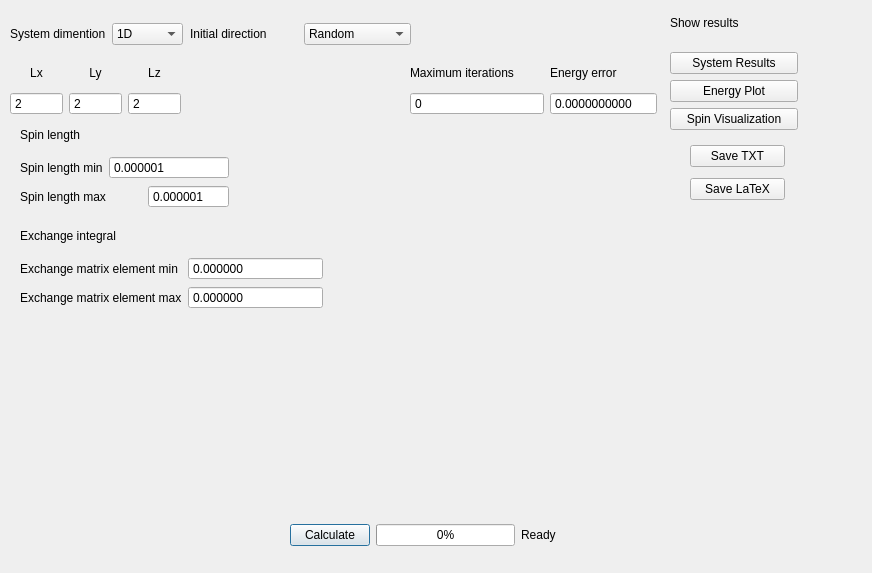
Qt form FaustSpin/UrFaustGUI_TEST_1/parameters_dialog.ui (MadComputationalPhys2003/Progect_Gonchar) before a commit.
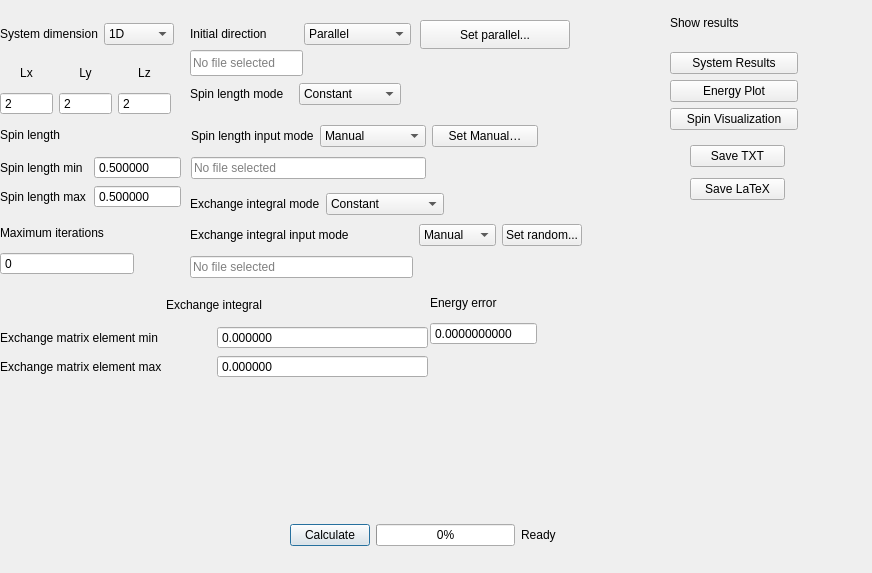
The same form after that commit.

```diff
--- a/FaustSpin/UrFaustGUI_TEST_1/parameters_dialog.ui
+++ b/FaustSpin/UrFaustGUI_TEST_1/parameters_dialog.ui
@@ -16,9 +16,9 @@
   <widget class="QWidget" name="layoutWidget">
    <property name="geometry">
     <rect>
-     <x>10</x>
+     <x>0</x>
      <y>20</y>
-     <width>173</width>
+     <width>174</width>
      <height>28</height>
     </rect>
    </property>
@@ -26,7 +26,7 @@
     <item row="0" column="0">
      <widget class="QLabel" name="label">
       <property name="text">
-       <string>System dimention</string>
+       <string>System dimension</string>
       </property>
      </widget>
     </item>
@@ -54,7 +54,7 @@
   <widget class="QWidget" name="layoutWidget">
    <property name="geometry">
     <rect>
-     <x>10</x>
+     <x>0</x>
      <y>60</y>
      <width>171</width>
      <height>55</height>
@@ -134,7 +134,7 @@
     <item row="0" column="1">
      <widget class="QComboBox" name="InitialDirectionComboBox">
       <property name="currentIndex">
-       <number>1</number>
+       <number>0</number>
       </property>
       <item>
        <property name="text">
@@ -146,6 +146,16 @@
         <string>Random</string>
        </property>
       </item>
+      <item>
+       <property name="text">
+        <string>File</string>
+       </property>
+      </item>
+      <item>
+       <property name="text">
+        <string>Manual</string>
+       </property>
+      </item>
      </widget>
     </item>
    </layout>
@@ -153,19 +163,8 @@
   <widget class="QWidget" name="layoutWidget">
    <property name="geometry">
     <rect>
-     <x>190</x>
-     <y>60</y>
-     <width>77</width>
-     <height>55</height>
-    </rect>
-   </property>
-   <layout class="QGridLayout" name="gridLayout_4"/>
-  </widget>
-  <widget class="QWidget" name="layoutWidget">
-   <property name="geometry">
-    <rect>
-     <x>410</x>
-     <y>60</y>
+     <x>0</x>
+     <y>220</y>
      <width>134</width>
      <height>55</height>
     </rect>
@@ -193,21 +192,14 @@
   <widget class="QWidget" name="layoutWidget">
    <property name="geometry">
     <rect>
-     <x>550</x>
-     <y>60</y>
+     <x>430</x>
+     <y>290</y>
      <width>107</width>
      <height>55</height>
     </rect>
    </property>
    <layout class="QGridLayout" name="gridLayout_7">
-    <item row="0" column="0">
-     <widget class="QLabel" name="label_9">
-      <property name="text">
-       <string>Energy error</string>
-      </property>
-     </widget>
-    </item>
-    <item row="1" column="0">
+    <item row="2" column="0">
      <widget class="QDoubleSpinBox" name="EnergyErrorDoubleSpinBox">
       <property name="buttonSymbols">
        <enum>QAbstractSpinBox::ButtonSymbols::NoButtons</enum>
@@ -220,6 +212,13 @@
       </property>
      </widget>
     </item>
+    <item row="1" column="0">
+     <widget class="QLabel" name="label_9">
+      <property name="text">
+       <string>Energy error</string>
+      </property>
+     </widget>
+    </item>
    </layout>
   </widget>
   <widget class="QWidget" name="layoutWidget">
@@ -295,17 +294,111 @@
     </item>
    </layout>
   </widget>
+  <widget class="QPushButton" name="initialDirectionSettingsButton">
+   <property name="geometry">
+    <rect>
+     <x>420</x>
+     <y>20</y>
+     <width>150</width>
+     <height>29</height>
+    </rect>
+   </property>
+   <property name="minimumSize">
+    <size>
+     <width>150</width>
+     <height>0</height>
+    </size>
+   </property>
+   <property name="text">
+    <string>Set parallel...</string>
+   </property>
+  </widget>
+  <widget class="QWidget" name="layoutWidget">
+   <property name="geometry">
+    <rect>
+     <x>690</x>
+     <y>140</y>
+     <width>95</width>
+     <height>67</height>
+    </rect>
+   </property>
+   <layout class="QGridLayout" name="gridLayout_11">
+    <item row="0" column="0">
+     <widget class="QPushButton" name="saveTxtButton">
+      <property name="text">
+       <string>Save TXT</string>
+      </property>
+     </widget>
+    </item>
+    <item row="1" column="0">
+     <widget class="QPushButton" name="saveTexButton">
+      <property name="text">
+       <string>Save LaTeX</string>
+      </property>
+     </widget>
+    </item>
+   </layout>
+  </widget>
+  <widget class="QLineEdit" name="initialDirectionFileLineEdit">
+   <property name="geometry">
+    <rect>
+     <x>190</x>
+     <y>50</y>
+     <width>113</width>
+     <height>26</height>
+    </rect>
+   </property>
+   <property name="readOnly">
+    <bool>true</bool>
+   </property>
+   <property name="placeholderText">
+    <string>No file selected</string>
+   </property>
+  </widget>
   <widget class="QWidget" name="">
    <property name="geometry">
     <rect>
-     <x>20</x>
+     <x>190</x>
+     <y>80</y>
+     <width>211</width>
+     <height>28</height>
+    </rect>
+   </property>
+   <layout class="QGridLayout" name="gridLayout_4">
+    <item row="0" column="0">
+     <widget class="QLabel" name="label_15">
+      <property name="text">
+       <string>Spin length mode</string>
+      </property>
+     </widget>
+    </item>
+    <item row="0" column="1">
+     <widget class="QComboBox" name="spinLengthModeComboBox">
+      <item>
+       <property name="text">
+        <string>Constant</string>
+       </property>
+      </item>
+      <item>
+       <property name="text">
+        <string>Different</string>
+       </property>
+      </item>
+     </widget>
+    </item>
+   </layout>
+  </widget>
+  <widget class="QWidget" name="">
+   <property name="geometry">
+    <rect>
+     <x>0</x>
      <y>120</y>
-     <width>209</width>
+     <width>181</width>
      <height>88</height>
     </rect>
    </property>
    <layout class="QGridLayout" name="gridLayout_10">
-    <item row="0" column="0">
+    <item row="0" column="0" colspan="2">
      <widget class="QLabel" name="label_6">
       <property name="text">
        <string>Spin length</string>
@@ -319,7 +412,7 @@
       </property>
      </widget>
     </item>
-    <item row="1" column="1" colspan="2">
+    <item row="1" column="1">
      <widget class="QDoubleSpinBox" name="SpinLengthMinDoubleSpinBox">
       <property name="buttonSymbols">
        <enum>QAbstractSpinBox::ButtonSymbols::NoButtons</enum>
@@ -328,21 +421,21 @@
        <number>6</number>
       </property>
       <property name="minimum">
-       <double>0.000001000000000</double>
+       <double>0.500000000000000</double>
       </property>
       <property name="maximum">
-       <double>1000.000000000000000</double>
+       <double>3.000000000000000</double>
       </property>
      </widget>
     </item>
-    <item row="2" column="0" colspan="2">
+    <item row="2" column="0">
      <widget class="QLabel" name="label_12">
       <property name="text">
        <string>Spin length max</string>
       </property>
      </widget>
     </item>
-    <item row="2" column="2">
+    <item row="2" column="1">
      <widget class="QDoubleSpinBox" name="SpinLengthMaxDoubleSpinBox">
       <property name="buttonSymbols">
        <enum>QAbstractSpinBox::ButtonSymbols::NoButtons</enum>
@@ -351,10 +444,10 @@
        <number>6</number>
       </property>
       <property name="minimum">
-       <double>0.000001000000000</double>
+       <double>0.500000000000000</double>
       </property>
       <property name="maximum">
-       <double>1000.000000000000000</double>
+       <double>3.000000000000000</double>
       </property>
      </widget>
     </item>
@@ -363,20 +456,13 @@
   <widget class="QWidget" name="">
    <property name="geometry">
     <rect>
-     <x>20</x>
-     <y>221</y>
-     <width>303</width>
+     <x>0</x>
+     <y>290</y>
+     <width>428</width>
      <height>88</height>
     </rect>
    </property>
    <layout class="QGridLayout" name="gridLayout_5">
-    <item row="0" column="0" colspan="2">
-     <widget class="QLabel" name="label_7">
-      <property name="text">
-       <string>Exchange integral</string>
-      </property>
-     </widget>
-    </item>
     <item row="1" column="0">
      <widget class="QLabel" name="label_13">
       <property name="text">
@@ -384,22 +470,6 @@
       </property>
      </widget>
     </item>
-    <item row="1" column="1">
-     <widget class="QDoubleSpinBox" name="ExchangeIntegralMinDoubleSpinBox">
-      <property name="buttonSymbols">
-       <enum>QAbstractSpinBox::ButtonSymbols::NoButtons</enum>
-      </property>
-      <property name="decimals">
-       <number>6</number>
-      </property>
-      <property name="minimum">
-       <double>-1000.000000000000000</double>
-      </property>
-      <property name="maximum">
-       <double>1000.000000000000000</double>
-      </property>
-     </widget>
-    </item>
     <item row="2" column="0">
      <widget class="QLabel" name="label_14">
       <property name="text">
@@ -423,34 +493,174 @@
       </property>
      </widget>
     </item>
+    <item row="1" column="1">
+     <widget class="QDoubleSpinBox" name="ExchangeIntegralMinDoubleSpinBox">
+      <property name="buttonSymbols">
+       <enum>QAbstractSpinBox::ButtonSymbols::NoButtons</enum>
+      </property>
+      <property name="decimals">
+       <number>6</number>
+      </property>
+      <property name="minimum">
+       <double>-1000.000000000000000</double>
+      </property>
+      <property name="maximum">
+       <double>1000.000000000000000</double>
+      </property>
+     </widget>
+    </item>
+    <item row="0" column="0" colspan="2">
+     <widget class="QLabel" name="label_7">
+      <property name="text">
+       <string>&lt;html&gt;&lt;head/&gt;&lt;body&gt;&lt;p align=&quot;center&quot;&gt;Exchange integral&lt;/p&gt;&lt;/body&gt;&lt;/html&gt;</string>
+      </property>
+     </widget>
+    </item>
    </layout>
   </widget>
   <widget class="QWidget" name="">
    <property name="geometry">
     <rect>
-     <x>690</x>
-     <y>140</y>
-     <width>95</width>
-     <height>67</height>
+     <x>191</x>
+     <y>121</y>
+     <width>347</width>
+     <height>64</height>
     </rect>
    </property>
-   <layout class="QGridLayout" name="gridLayout_11">
+   <layout class="QGridLayout" name="gridLayout_13">
     <item row="0" column="0">
-     <widget class="QPushButton" name="saveTxtButton">
+     <widget class="QLabel" name="label_16">
       <property name="text">
-       <string>Save TXT</string>
+       <string>Spin length input mode</string>
+      </property>
+     </widget>
+    </item>
+    <item row="0" column="1">
+     <widget class="QComboBox" name="spinLengthInputComboBox">
+      <item>
+       <property name="text">
+        <string>Manual</string>
+       </property>
+      </item>
+      <item>
+       <property name="text">
+        <string>File</string>
+       </property>
+      </item>
+      <item>
+       <property name="text">
+        <string>Random</string>
+       </property>
+      </item>
+     </widget>
+    </item>
+    <item row="0" column="2">
+     <widget class="QPushButton" name="spinLengthSettingsButton">
+      <property name="text">
+       <string>Set Manual…</string>
+      </property>
+     </widget>
+    </item>
+    <item row="1" column="0" colspan="2">
+     <widget class="QLineEdit" name="spinLengthFileLineEdit">
+      <property name="readOnly">
+       <bool>true</bool>
+      </property>
+      <property name="placeholderText">
+       <string>No file selected</string>
+      </property>
+     </widget>
+    </item>
+   </layout>
+  </widget>
+  <widget class="QWidget" name="">
+   <property name="geometry">
+    <rect>
+     <x>190</x>
+     <y>220</y>
+     <width>392</width>
+     <height>64</height>
+    </rect>
+   </property>
+   <layout class="QGridLayout" name="gridLayout_14">
+    <item row="0" column="0">
+     <widget class="QLabel" name="label_18">
+      <property name="text">
+       <string>Exchange integral input mode</string>
       </property>
      </widget>
     </item>
     <item row="1" column="0">
-     <widget class="QPushButton" name="saveTexButton">
+     <widget class="QLineEdit" name="exchangeIntegralFileLineEdit">
+      <property name="readOnly">
+       <bool>true</bool>
+      </property>
+      <property name="placeholderText">
+       <string>No file selected</string>
+      </property>
+     </widget>
+    </item>
+    <item row="0" column="1">
+     <widget class="QComboBox" name="exchangeInputComboBox">
+      <item>
+       <property name="text">
+        <string>Manual</string>
+       </property>
+      </item>
+      <item>
+       <property name="text">
+        <string>Random </string>
+       </property>
+      </item>
+      <item>
+       <property name="text">
+        <string>File</string>
+       </property>
+      </item>
+     </widget>
+    </item>
+    <item row="0" column="2">
+     <widget class="QPushButton" name="exchangeSettingsButton">
       <property name="text">
-       <string>Save LaTeX</string>
+       <string>Set random...</string>
       </property>
      </widget>
     </item>
    </layout>
   </widget>
+  <widget class="QWidget" name="">
+   <property name="geometry">
+    <rect>
+     <x>190</x>
+     <y>190</y>
+     <width>254</width>
+     <height>28</height>
+    </rect>
+   </property>
+   <layout class="QGridLayout" name="gridLayout_12">
+    <item row="0" column="0">
+     <widget class="QLabel" name="label_17">
+      <property name="text">
+       <string>Exchange integral mode</string>
+      </property>
+     </widget>
+    </item>
+    <item row="0" column="1">
+     <widget class="QComboBox" name="exchangeModeComboBox">
+      <item>
+       <property name="text">
+        <string>Constant</string>
+       </property>
+      </item>
+      <item>
+       <property name="text">
+        <string>Matrix</string>
+       </property>
+      </item>
+     </widget>
+    </item>
+   </layout>
+  </widget>
  </widget>
  <resources/>
  <connections/>
```
